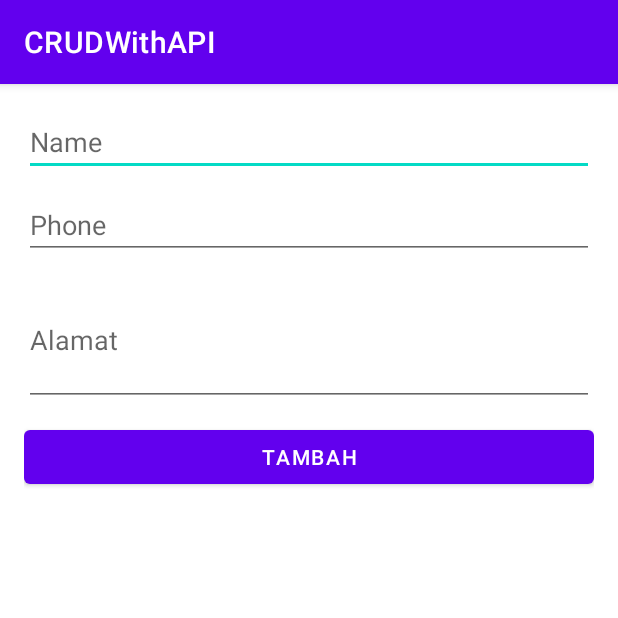
After one commit to rafkandos/CRUDWithAPI, an Android app: the UpdateAddActivity screen opened directly, with no data from a screen before it, on a phone screen of 412 x 824 dp, the top half of it. The commit adds this screen. Run offline under Robolectric (Android 15) with nearby library versions, the phone set to English and light mode, and no system bars.

Commit message:
project done modul done

```diff
--- a/app/build.gradle
+++ b/app/build.gradle
@@ -2,6 +2,7 @@ plugins {
     id 'com.android.application'
     id 'org.jetbrains.kotlin.android'
     id 'kotlin-android-extensions'
+    id 'kotlin-android'
 }
 
 android {
--- a/app/src/main/AndroidManifest.xml
+++ b/app/src/main/AndroidManifest.xml
@@ -10,6 +10,9 @@
         android:supportsRtl="true"
         android:theme="@style/Theme.CRUDWithAPI">
         <activity
+            android:name=".UpdateAddActivity"
+            android:exported="true" />
+        <activity
             android:name=".MainActivity"
             android:exported="true">
             <intent-filter>
@@ -19,5 +22,5 @@
             </intent-filter>
         </activity>
     </application>
-
+    <uses-permission android:name="android.permission.INTERNET"/>
 </manifest>
--- /dev/null
+++ b/app/src/main/java/com/raffli/crudwithapi/CrudView.kt
@@ -0,0 +1,17 @@
+package com.raffli.crudwithapi
+
+interface CrudView {
+    //Untuk get data
+    fun onSuccessGet(data: List<DataItem>?)
+    fun onFailedGet(msg : String)
+    //Untuk Delete
+    fun onSuccessDelete(msg: String)
+    fun onErrorDelete(msg: String)
+
+    //Untuk Add
+    fun successAdd(msg : String)
+    fun errorAdd(msg: String)
+    //Untuk Update
+    fun onSuccessUpdate(msg : String)
+    fun onErrorUpdate(msg : String)
+}
--- /dev/null
+++ b/app/src/main/java/com/raffli/crudwithapi/ResultStatus.kt
@@ -0,0 +1,6 @@
+package com.raffli.crudwithapi
+
+class ResultStatus {
+    val pesan : String? = null
+    val status : Int? = null
+}
--- /dev/null
+++ b/app/src/main/java/com/raffli/crudwithapi/UpdateAddActivity.kt
@@ -0,0 +1,58 @@
+package com.raffli.crudwithapi
+
+import android.annotation.SuppressLint
+import android.content.Intent
+import androidx.appcompat.app.AppCompatActivity
+import android.os.Bundle
+import kotlinx.android.synthetic.main.activity_update_add.*
+@Suppress("SENSELESS_COMPARISON")
+class UpdateAddActivity : AppCompatActivity(), CrudView {
+    private lateinit var presenter: Presenter2
+    @SuppressLint("SetTextI18n")
+    override fun onCreate(savedInstanceState: Bundle?) {
+        super.onCreate(savedInstanceState)
+        setContentView(R.layout.activity_update_add)
+        presenter = Presenter2(this)
+        val itemDataItem = intent.getSerializableExtra("dataItem")
+        if (itemDataItem == null){
+            btnAction.text = "Tambah"
+
+            btnAction.setOnClickListener() {
+                presenter.addData(
+                    etName.text.toString(),
+                    etPhone.text.toString(),
+                    etAlamat.text.toString())
+            }
+        }else if (itemDataItem != null){
+            btnAction.text = "Update"
+            val item = itemDataItem as DataItem?
+            etName.setText(item?.staffName.toString())
+            etPhone.setText(item?.staffHp.toString())
+            etAlamat.setText(item?.staffAlamat.toString())
+            btnAction.setOnClickListener() {
+                presenter.updateData(
+                    item?.staffId ?: "",
+                    etName.text.toString(),
+                    etPhone.text.toString(),
+                    etAlamat.text.toString())
+                finish()
+            }
+        }
+    }
+
+    override fun successAdd(msg: String) {
+        startActivity(Intent(this, MainActivity::class.java))
+        finish()
+    }
+    override fun errorAdd(msg: String) {}
+    override fun onSuccessUpdate(msg: String) {
+        startActivity(Intent(this, MainActivity::class.java))
+        finish()
+    }
+
+    override fun onErrorUpdate(msg: String) {}
+    override fun onSuccessGet(data: List<DataItem>?) {}
+    override fun onFailedGet(msg: String) {}
+    override fun onSuccessDelete(msg: String) {}
+    override fun onErrorDelete(msg: String) {}
+}
--- /dev/null
+++ b/app/src/main/res/layout/activity_update_add.xml
@@ -0,0 +1,36 @@
+<?xml version="1.0" encoding="utf-8"?>
+<LinearLayout
+    android:orientation="vertical"
+    xmlns:android="http://schemas.android.com/apk/res/android"
+    xmlns:tools="http://schemas.android.com/tools"
+    xmlns:app="http://schemas.android.com/apk/res-auto"
+    android:layout_width="match_parent"
+    android:layout_height="match_parent"
+    android:padding="16dp"
+    tools:context=".UpdateAddActivity">
+    <EditText
+        android:id="@+id/etName"
+        android:hint="Name"
+        android:layout_marginBottom="10dp"
+        android:layout_width="match_parent"
+        android:layout_height="wrap_content"/>
+
+    <EditText
+        android:id="@+id/etPhone"
+        android:hint="Phone"
+        android:layout_marginBottom="10dp"
+        android:layout_width="match_parent"
+        android:layout_height="wrap_content"/>
+    <EditText
+        android:id="@+id/etAlamat"
+        android:hint="Alamat"
+        android:lines="3"
+        android:layout_marginBottom="10dp"
+        android:layout_width="match_parent"
+        android:layout_height="wrap_content"/>
+    <Button
+        android:id="@+id/btnAction"
+        android:text="Tambah"
+        android:layout_width="match_parent"
+        android:layout_height="wrap_content"/>
+</LinearLayout>
```
Also changed, not shown: app/src/main/java/com/raffli/crudwithapi/DataAdapter.kt (added, +36 -0 lines), app/src/main/java/com/raffli/crudwithapi/DataItem.kt (added, +14 -0 lines), app/src/main/java/com/raffli/crudwithapi/MainActivity.kt (+50 -2 lines), app/src/main/java/com/raffli/crudwithapi/NetworkConfig.kt (added, +56 -0 lines), app/src/main/java/com/raffli/crudwithapi/Presenter.kt (added, +46 -0 lines), app/src/main/java/com/raffli/crudwithapi/Presenter2.kt (added, +43 -0 lines), app/src/main/java/com/raffli/crudwithapi/ResultStaff.kt (added, +12 -0 lines).
